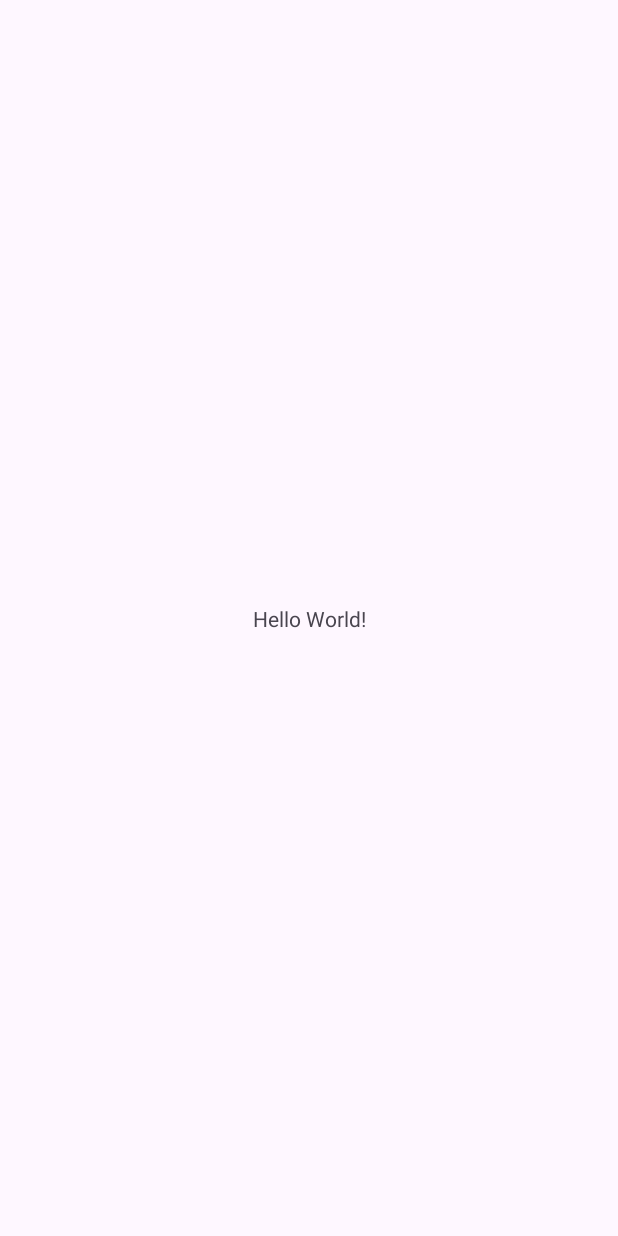
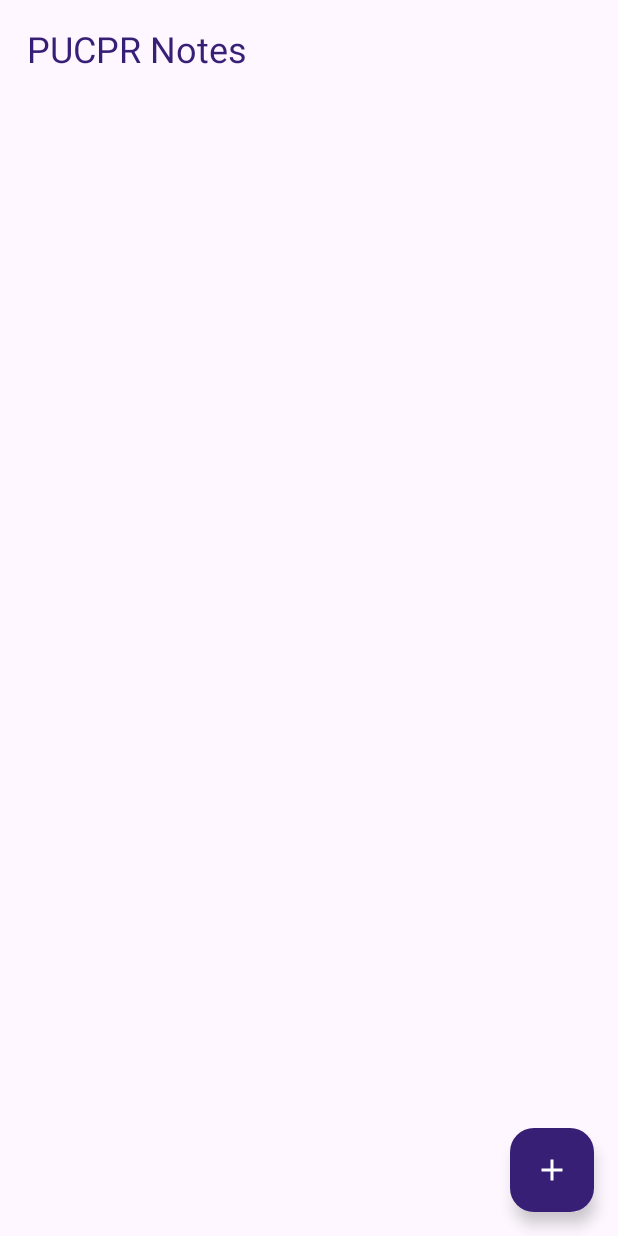
Before and after one commit to andrewgerez/pucpr-mobile-notes-sqlite, an Android app: the screen it shows after launch (MainActivity), on a phone screen of 412 x 824 dp. Before the commit the screen is almost empty. Run offline under Robolectric (Android 15) with nearby library versions, the phone set to English and light mode, and no system bars.

Commit message:
feat: layout xml activities

```diff
--- a/app/src/main/AndroidManifest.xml
+++ b/app/src/main/AndroidManifest.xml
@@ -13,6 +13,9 @@
         android:theme="@style/Theme.Pucprnotessqlite"
         tools:targetApi="31">
         <activity
+            android:name=".AddNotesActivity"
+            android:exported="false" />
+        <activity
             android:name=".MainActivity"
             android:exported="true">
             <intent-filter>
--- a/app/src/main/res/layout/activity_main.xml
+++ b/app/src/main/res/layout/activity_main.xml
@@ -1,5 +1,5 @@
 <?xml version="1.0" encoding="utf-8"?>
-<androidx.constraintlayout.widget.ConstraintLayout xmlns:android="http://schemas.android.com/apk/res/android"
+<RelativeLayout xmlns:android="http://schemas.android.com/apk/res/android"
     xmlns:app="http://schemas.android.com/apk/res-auto"
     xmlns:tools="http://schemas.android.com/tools"
     android:layout_width="match_parent"
@@ -7,12 +7,34 @@
     tools:context=".MainActivity">
 
     <TextView
+        android:id="@+id/notesHeading"
         android:layout_width="wrap_content"
         android:layout_height="wrap_content"
-        android:text="Hello World!"
-        app:layout_constraintBottom_toBottomOf="parent"
-        app:layout_constraintEnd_toEndOf="parent"
-        app:layout_constraintStart_toStartOf="parent"
-        app:layout_constraintTop_toTopOf="parent" />
+        android:layout_alignParentTop="true"
+        android:layout_marginStart="18dp"
+        android:layout_marginTop="16dp"
+        android:text="PUCPR Notes"
+        android:textColor="@color/purple"
+        android:textSize="24sp" />
 
-</androidx.constraintlayout.widget.ConstraintLayout>
+    <androidx.recyclerview.widget.RecyclerView
+        android:id="@+id/notesRecyclerView"
+        android:layout_width="match_parent"
+        android:layout_height="match_parent"
+        android:layout_marginTop="50dp"
+        android:padding="16dp"/>
+
+    <com.google.android.material.floatingactionbutton.FloatingActionButton
+        android:id="@+id/addButton"
+        android:layout_width="wrap_content"
+        android:layout_height="wrap_content"
+        android:layout_alignParentEnd="true"
+        android:layout_alignParentBottom="true"
+        android:layout_marginTop="16dp"
+        android:layout_marginEnd="16dp"
+        android:layout_marginBottom="16dp"
+        android:backgroundTint="@color/purple"
+        android:src="@drawable/baseline_add_24"
+        app:tint="@color/white" />
+
+</RelativeLayout>
```
Also changed, not shown: app/src/main/java/com/example/pucpr_notes_sqlite/AddNotesActivity.kt (added, +11 -0 lines), app/src/main/res/layout/activity_add_notes.xml (added, +53 -0 lines).
